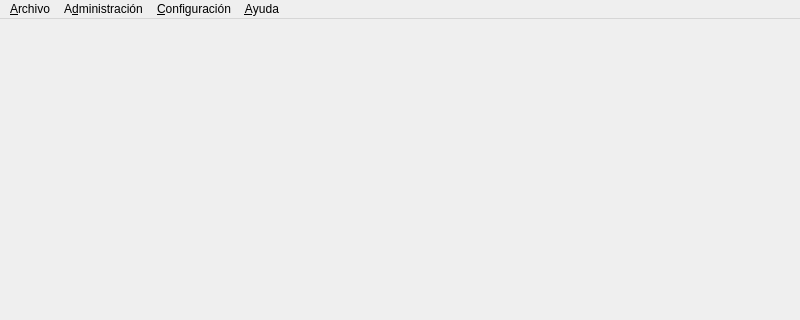
serk82/nexus_admin_client, file views/forms_ui/main.ui: the form before one commit; both pictures show x 0 to 800 and y 0 to 320 of the 800 by 600 pixel window.
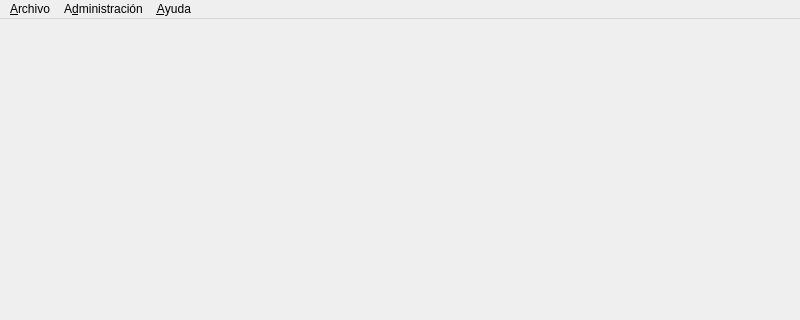
The form after the commit.

Commit message: Refactor: agrega gestión de notificaciones y actualiza la interfaz de configuración

```diff
--- a/views/forms_ui/main.ui
+++ b/views/forms_ui/main.ui
@@ -47,15 +47,8 @@
     </property>
     <addaction name="action_about"/>
    </widget>
-   <widget class="QMenu" name="menu_Mi_Cuenta">
-    <property name="title">
-     <string>&amp;Configuración</string>
-    </property>
-    <addaction name="action_notification_settings"/>
-   </widget>
    <addaction name="menu_archive"/>
    <addaction name="menu_administration"/>
-   <addaction name="menu_Mi_Cuenta"/>
    <addaction name="menu_help"/>
   </widget>
   <widget class="QStatusBar" name="statusbar">
```
The commit also changes 13 other files.
